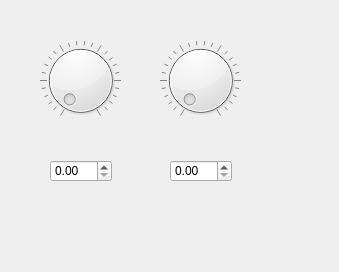
Above: Example_Project/thirdPage.ui from ProfNitz/nuRay before the change. Below: the same form after it.
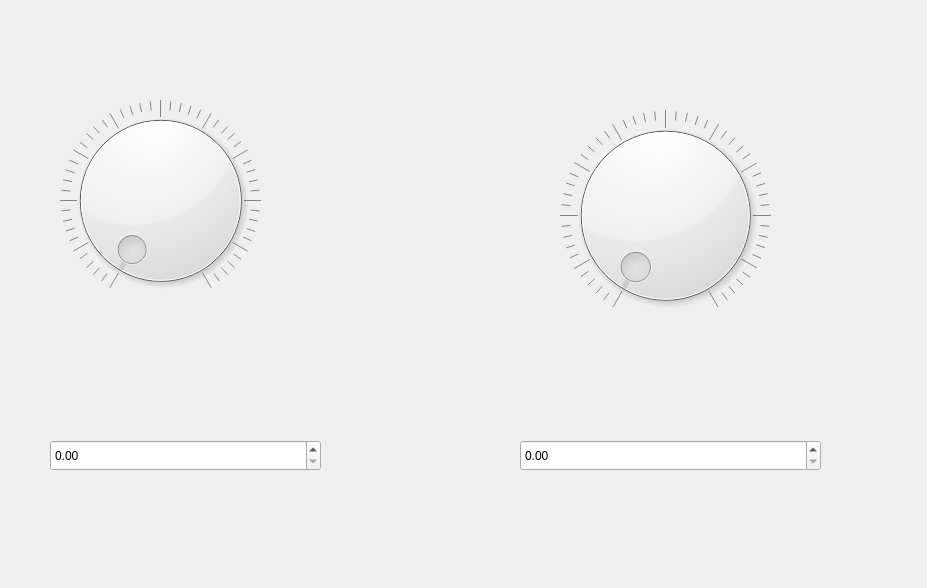
That is the form after the change.

Commit message:
first project using UI to manipulate parameter successful
Two LED turn on when an Instrument sends a certain value. LED is turned off when the parameter isnt the certain value.
Third LED is a regulatable LED, python sends the OCR0A value to change the intensity

```diff
--- a/Example_Project/thirdPage.ui
+++ b/Example_Project/thirdPage.ui
@@ -6,8 +6,8 @@
    <rect>
     <x>0</x>
     <y>0</y>
-    <width>339</width>
-    <height>272</height>
+    <width>927</width>
+    <height>588</height>
    </rect>
   </property>
   <property name="sizePolicy">
@@ -22,10 +22,10 @@
   <widget class="QDial" name="dial1">
    <property name="geometry">
     <rect>
-     <x>40</x>
-     <y>40</y>
-     <width>81</width>
-     <height>81</height>
+     <x>60</x>
+     <y>100</y>
+     <width>201</width>
+     <height>201</height>
     </rect>
    </property>
    <property name="wrapping">
@@ -38,10 +38,10 @@
   <widget class="QDoubleSpinBox" name="doubleSpinBox1">
    <property name="geometry">
     <rect>
-     <x>170</x>
-     <y>160</y>
-     <width>62</width>
-     <height>22</height>
+     <x>520</x>
+     <y>440</y>
+     <width>301</width>
+     <height>31</height>
     </rect>
    </property>
    <property name="sizePolicy">
@@ -54,10 +54,10 @@
   <widget class="QDial" name="dial2">
    <property name="geometry">
     <rect>
-     <x>160</x>
-     <y>40</y>
-     <width>81</width>
-     <height>81</height>
+     <x>530</x>
+     <y>110</y>
+     <width>271</width>
+     <height>211</height>
     </rect>
    </property>
    <property name="wrapping">
@@ -71,9 +71,9 @@
    <property name="geometry">
     <rect>
      <x>50</x>
-     <y>160</y>
-     <width>62</width>
-     <height>22</height>
+     <y>440</y>
+     <width>271</width>
+     <height>31</height>
     </rect>
    </property>
    <property name="sizePolicy">
```
Left out of the diff: 3 changed lines with no effect on the pictures. The commit also changes 4 other files.
